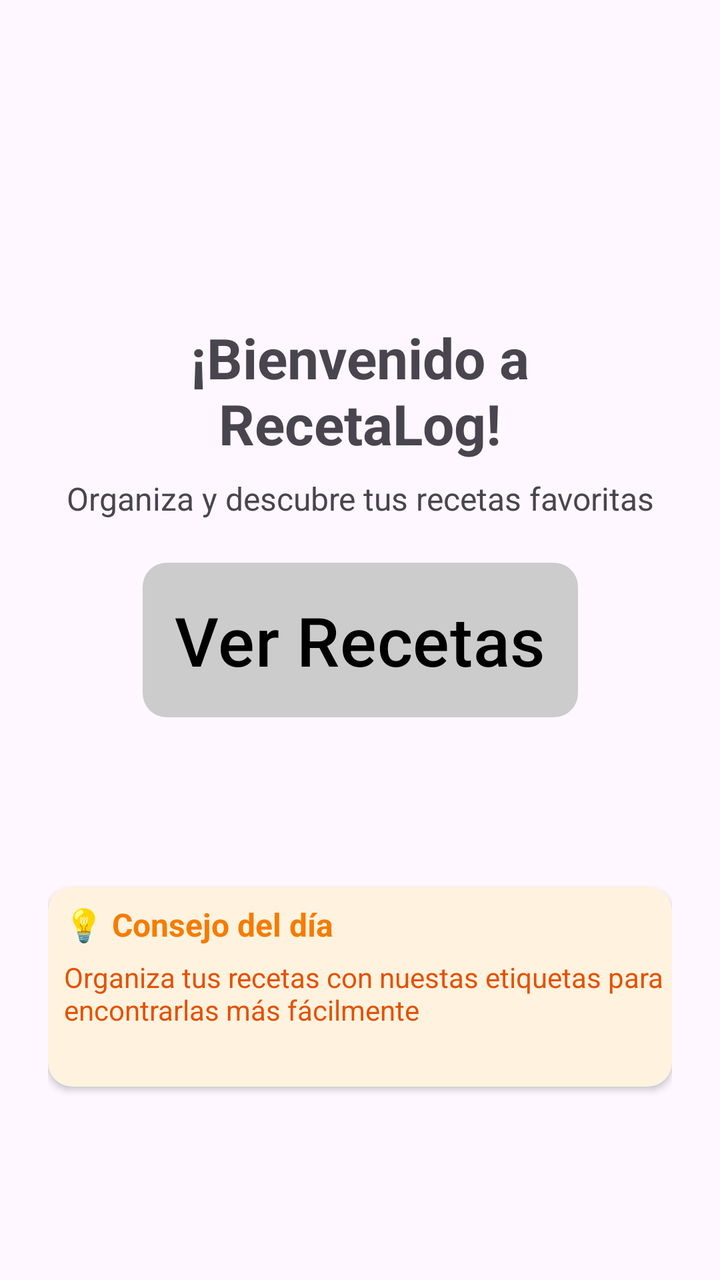
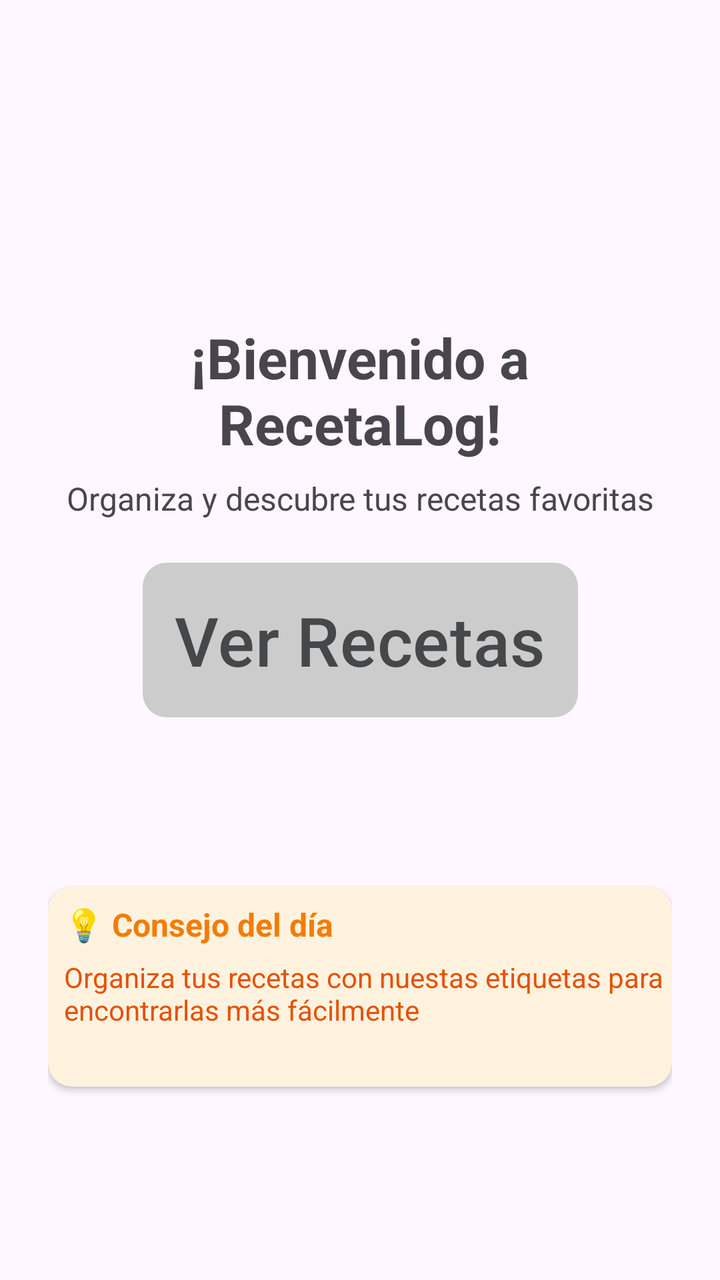

Two renders of the same Android screen: before a commit and after it. Below are the layout's source before the change and the commit's diff.
<!-- AndroidManifest.xml: application theme Theme.RecetaLog -->
<!-- res/layout/view_home.xml -->
<?xml version="1.0" encoding="utf-8"?>
<ScrollView xmlns:android="http://schemas.android.com/apk/res/android"
    xmlns:app="http://schemas.android.com/apk/res-auto"
    xmlns:tools="http://schemas.android.com/tools"
    android:layout_width="match_parent"
    android:layout_height="match_parent"
    android:backgroundTint="@color/grisUI"
    android:fillViewport="true">

    <androidx.constraintlayout.widget.ConstraintLayout
        android:id="@+id/linearLayout2"
        android:layout_width="match_parent"
        android:layout_height="match_parent"
        android:padding="24dp">
        <ImageView
            android:id="@+id/imgLogo"
            android:layout_width="120dp"
            android:layout_height="120dp"
            android:contentDescription="@string/app_name"
            android:src="@mipmap/logoapp"
            app:layout_constraintEnd_toEndOf="parent"
            app:layout_constraintStart_toStartOf="parent"
            app:layout_constraintTop_toTopOf="parent" />
        <TextView
            android:id="@+id/txtWelcome"
            android:layout_width="wrap_content"
            android:layout_height="wrap_content"
            android:layout_marginTop="16dp"
            android:text="@string/bienvenido"
            android:textAlignment="center"
            android:textSize="28sp"
            android:textStyle="bold"
            app:layout_constraintEnd_toEndOf="parent"
            app:layout_constraintStart_toStartOf="parent"
            app:layout_constraintTop_toBottomOf="@id/imgLogo" />
        <TextView
            android:id="@+id/txtSubtitle"
            android:layout_width="0dp"
            android:layout_height="wrap_content"
            android:layout_marginTop="8dp"
            android:text="Organiza y descubre tus recetas favoritas"
            android:textAlignment="center"
            android:textColor="?android:attr/textColorSecondary"
            android:textSize="16sp"
            app:layout_constraintEnd_toEndOf="parent"
            app:layout_constraintStart_toStartOf="parent"
            app:layout_constraintTop_toBottomOf="@id/txtWelcome" />
        <com.google.android.material.button.MaterialButton
            android:id="@+id/btnExplore"
            android:layout_width="wrap_content"
            android:layout_height="wrap_content"
            android:padding="16dp"
            android:text="@string/verecetas"
            android:textAlignment="center"
            android:textColor="@color/black"
            android:textSize="34sp"
            app:backgroundTint="@color/grisUI"
            app:cornerRadius="12dp"
            app:iconTint="#000000"
            app:layout_constraintBottom_toBottomOf="parent"
            app:layout_constraintEnd_toEndOf="parent"
            app:layout_constraintStart_toStartOf="parent"
            app:layout_constraintTop_toTopOf="parent" />

        <androidx.cardview.widget.CardView
            android:id="@+id/cardTip"
            android:layout_width="0dp"
            android:layout_height="wrap_content"
            android:layout_marginTop="24dp"
            android:layout_marginBottom="16dp"
            app:cardBackgroundColor="#FFF3E0"
            app:cardCornerRadius="12dp"
            app:cardElevation="2dp"
            app:layout_constraintBottom_toBottomOf="parent"
            app:layout_constraintEnd_toEndOf="parent"
            app:layout_constraintStart_toStartOf="parent"
            app:layout_constraintTop_toBottomOf="@id/btnExplore">

            <androidx.constraintlayout.widget.ConstraintLayout
                android:id="@+id/linearLayout3"
                android:layout_width="match_parent"
                android:layout_height="100dp">

                <TextView
                    android:id="@+id/txtTip1"
                    android:layout_width="wrap_content"
                    android:layout_height="wrap_content"
                    android:layout_marginStart="8dp"
                    android:layout_marginTop="8dp"
                    android:text="@string/consejo1"
                    android:textColor="#F57C00"
                    android:textSize="16sp"
                    android:textStyle="bold"
                    app:layout_constraintBottom_toBottomOf="parent"
                    app:layout_constraintEnd_toEndOf="parent"
                    app:layout_constraintHorizontal_bias="0.0"
                    app:layout_constraintStart_toStartOf="parent"
                    app:layout_constraintTop_toTopOf="parent"
                    app:layout_constraintVertical_bias="0.0" />

                <TextView
                    android:id="@+id/txtTip"
                    android:layout_width="wrap_content"
                    android:layout_height="wrap_content"
                    android:layout_marginTop="6dp"
                    android:text="@string/consejo"
                    android:textColor="#E65100"
                    android:textSize="14sp"
                    app:layout_constraintStart_toStartOf="@+id/txtTip1"
                    app:layout_constraintTop_toBottomOf="@+id/txtTip1" />
            </androidx.constraintlayout.widget.ConstraintLayout>
        </androidx.cardview.widget.CardView>

    </androidx.constraintlayout.widget.ConstraintLayout>
</ScrollView>
<!-- resources referenced by this layout -->
<resources>
  <color name="black">#FF000000</color>
  <color name="grisUI">#FFCCCCCC</color>
  <!-- mipmap logoapp (mipmap-anydpi-v26) -->
  <?xml version="1.0" encoding="utf-8"?>
  <adaptive-icon xmlns:android="http://schemas.android.com/apk/res/android">
      <background android:drawable="@drawable/logoapp_background"/>
      <foreground android:drawable="@drawable/logoapp_foreground"/>
  </adaptive-icon>
  <string name="app_name">RecetaLog</string>
  <string name="bienvenido">¡Bienvenido a RecetaLog!</string>
  <string name="consejo">Organiza tus recetas con nuestas etiquetas para encontrarlas más fácilmente</string>
  <string name="consejo1">💡 Consejo del día</string>
  <string name="verecetas">Ver Recetas</string>
  <style name="Theme.RecetaLog" parent="Base.Theme.RecetaLog" />
  <!-- drawable logoapp_background: vector/xml drawable (drawable, 4866 chars, omitted) -->
  <!-- drawable logoapp_foreground: vector/xml drawable (drawable, 23450 chars, omitted) -->
  <style name="Base.Theme.RecetaLog" parent="Theme.Material3.DayNight.NoActionBar">
          
          
      </style>
</resources>

<!-- the commit's change to res/layout/view_home.xml (unified diff, before → after) -->
@@ -45,6 +45,7 @@
             app:layout_constraintEnd_toEndOf="parent"
             app:layout_constraintStart_toStartOf="parent"
             app:layout_constraintTop_toBottomOf="@id/txtWelcome" />
+
         <com.google.android.material.button.MaterialButton
             android:id="@+id/btnExplore"
             android:layout_width="wrap_content"
@@ -52,7 +53,7 @@
             android:padding="16dp"
             android:text="@string/verecetas"
             android:textAlignment="center"
-            android:textColor="@color/black"
+            android:textColor="@color/material_dynamic_neutral30"
             android:textSize="34sp"
             app:backgroundTint="@color/grisUI"
             app:cornerRadius="12dp"
<!-- resource entries referenced after the edit -->
@@ -1,6 +1,5 @@
 <!-- resources referenced by this layout -->
 <resources>
-  <color name="black">#FF000000</color>
   <color name="grisUI">#FFCCCCCC</color>
   <!-- mipmap logoapp (mipmap-anydpi-v26) -->
   <?xml version="1.0" encoding="utf-8"?>
